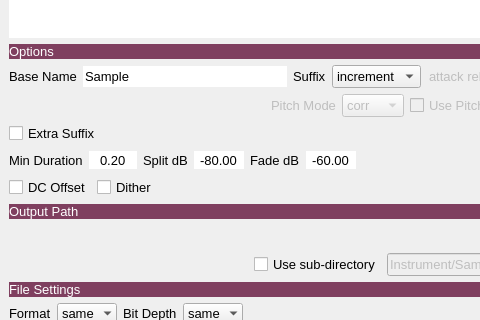
Before: the Qt Designer form tools/UI/split_tool.ui in robotmitchum/sample_tools, drawn with Qt 5; both pictures show x 0 to 480 and y 171 to 491 of the 640 by 600 pixel window.
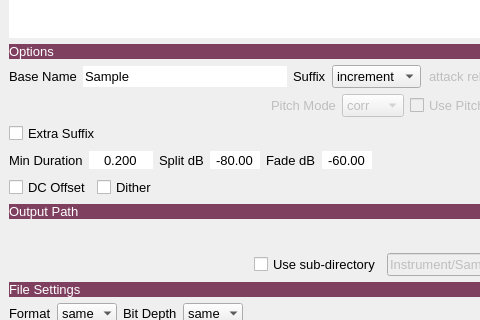
After: the same form once the commit is applied.

```diff
--- a/tools/UI/split_tool.ui
+++ b/tools/UI/split_tool.ui
@@ -357,7 +357,7 @@
        <widget class="QDoubleSpinBox" name="min_dur_dsb">
         <property name="minimumSize">
          <size>
-          <width>48</width>
+          <width>64</width>
           <height>0</height>
          </size>
         </property>
@@ -373,6 +373,9 @@
         <property name="buttonSymbols">
          <enum>QAbstractSpinBox::NoButtons</enum>
         </property>
+        <property name="decimals">
+         <number>3</number>
+        </property>
         <property name="minimum">
          <double>0.000000000000000</double>
         </property>
```
Left out of the diff: 12 changed lines with no effect on the pictures.
